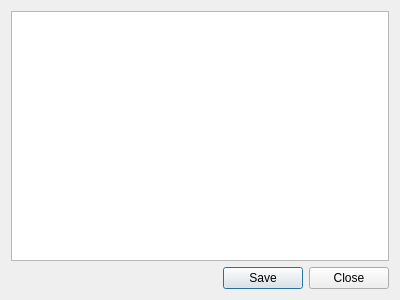
Above: ui/propertyeditor/propertytexteditor.ui from KDAB/GammaRay before the change. Below: the same form after it.
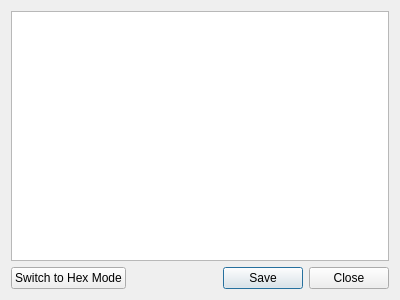
That is the form after the change. Custom widgets are drawn as their Qt base class.

What changed in the file:
```diff
--- a/ui/propertyeditor/propertytexteditor.ui
+++ b/ui/propertyeditor/propertytexteditor.ui
@@ -22,11 +22,22 @@
     </widget>
    </item>
    <item>
+    <layout class="QHBoxLayout" name="horizontalLayout_2">
+     <item>
+      <widget class="QPushButton" name="modeButton">
+       <property name="text">
+        <string>Switch to Hex Mode</string>
+       </property>
+      </widget>
+     </item>
+     <item>
     <widget class="QDialogButtonBox" name="buttonBox">
      <property name="standardButtons">
       <set>QDialogButtonBox::Close|QDialogButtonBox::Save</set>
      </property>
     </widget>
+     </item>
+    </layout>
    </item>
   </layout>
  </widget>
```
Left out of the diff: 3 changed lines with no effect on the pictures. Lines whose indentation alone changed are shown as unchanged.
